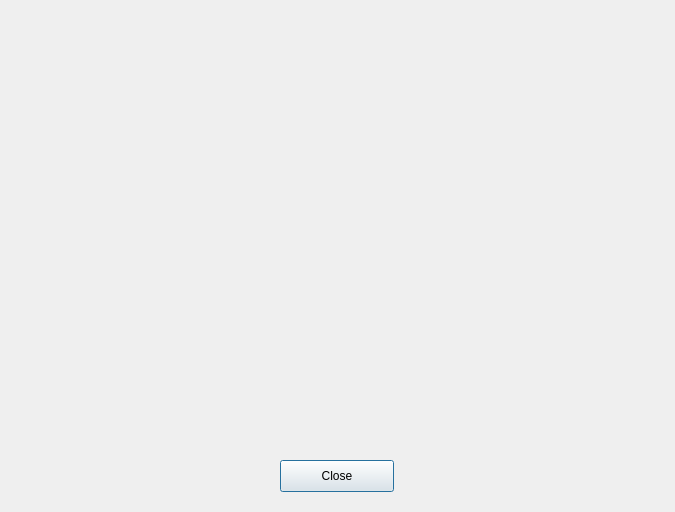
Before: the Qt Designer form src/gui/jobmatrix.ui in aitjcize/QCamber, drawn with Qt 5.
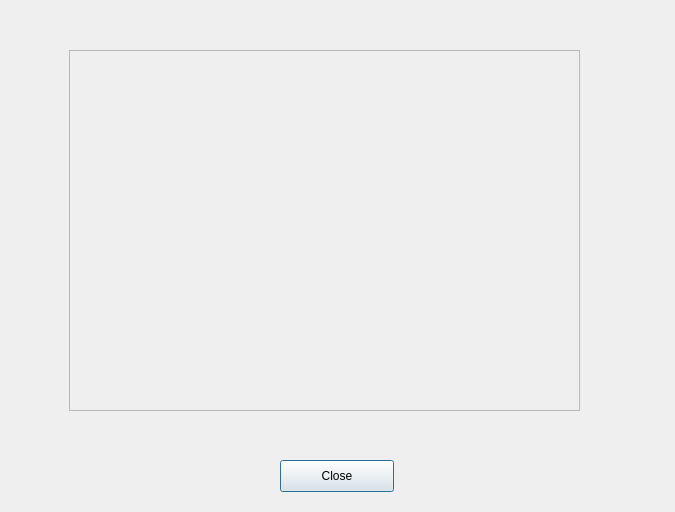
After: the same form once the commit is applied.

Commit message: job matrix layout

```diff
--- a/src/gui/jobmatrix.ui
+++ b/src/gui/jobmatrix.ui
@@ -26,6 +26,29 @@
     <string>Close</string>
    </property>
   </widget>
+  <widget class="QScrollArea" name="matrix">
+   <property name="geometry">
+    <rect>
+     <x>69</x>
+     <y>50</y>
+     <width>511</width>
+     <height>361</height>
+    </rect>
+   </property>
+   <property name="widgetResizable">
+    <bool>true</bool>
+   </property>
+   <widget class="QWidget" name="scrollAreaWidgetContents">
+    <property name="geometry">
+     <rect>
+      <x>0</x>
+      <y>0</y>
+      <width>509</width>
+      <height>359</height>
+     </rect>
+    </property>
+   </widget>
+  </widget>
  </widget>
  <resources/>
  <connections/>
```
The commit also changes 2 other files.
